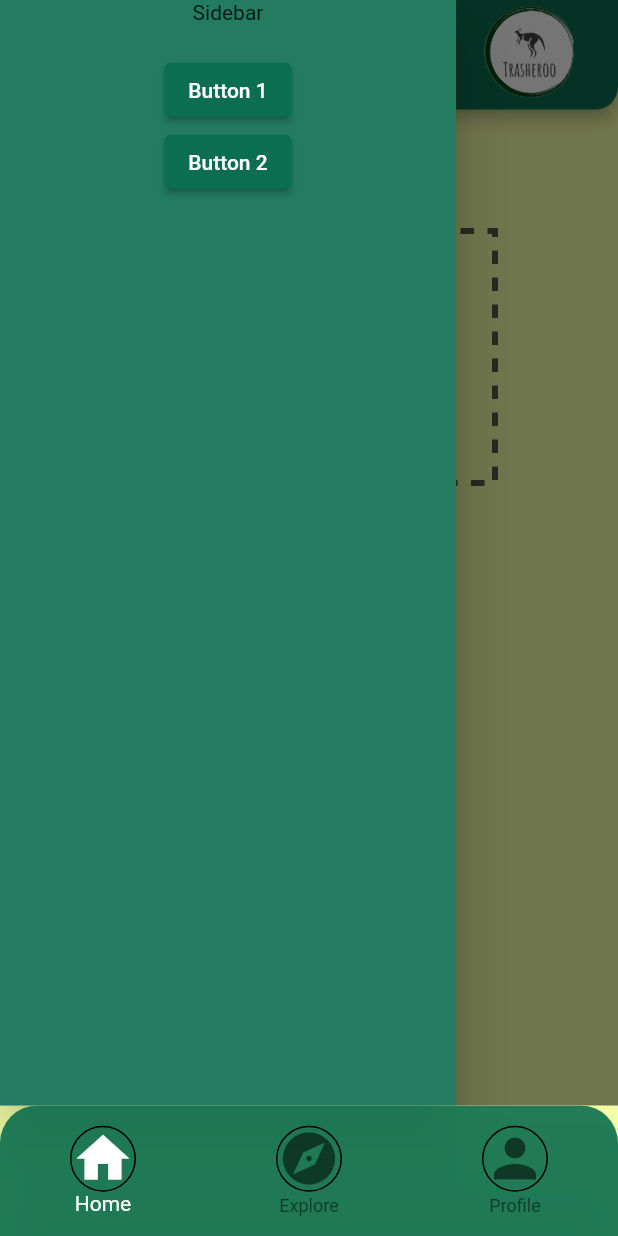
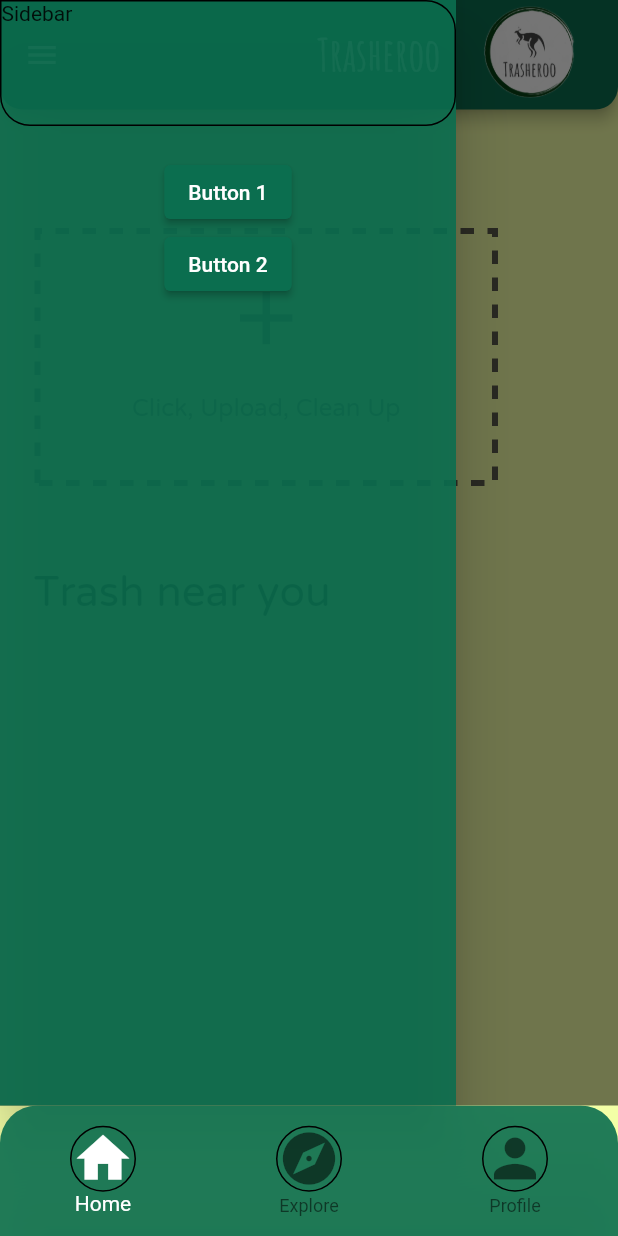
Before and after one commit to spellsharp/trasheroo, a Flutter app: the screen it shows after launch, with the side drawer open, on a phone screen of 412 x 824 dp. Run offline on Flutter 3.47's test engine with Material 2 defaults, Android fonts, the light colour scheme and no system bars; drawn by our look-alikes of dotted_border.

Commit message:
Side bar edited

```diff
--- a/lib/HomePage.dart
+++ b/lib/HomePage.dart
@@ -145,7 +145,12 @@ class _HomeState extends State<Home> {
         ),
         toolbarHeight: 73,
       ),
-      drawer: const Sidebar(),
+      drawer: Theme(
+        data: Theme.of(context).copyWith(
+          canvasColor: Colors.transparent,
+        ),
+        child: const Sidebar(),
+      ),
       body: Stack(children: [
         Column(
           children: [
--- a/lib/SideBar.dart
+++ b/lib/SideBar.dart
@@ -6,13 +6,26 @@ class Sidebar extends StatelessWidget {
   @override
   Widget build(BuildContext context) => Drawer(
         child: Container(
-          width: MediaQuery.of(context).size.width * 0.8,
+          // decoration: BoxDecoration(
+          //   borderRadius: BorderRadius.circular(20)
+          // ),
+          // width: MediaQuery.of(context).size.width * 0.8,
           color: Color.fromRGBO(11, 110, 79, 0.9),
           child: Column(
             // crossAxisAlignment: CrossAxisAlignment.center,
             // mainAxisAlignment: MainAxisAlignment.center,
             children: [
-              Text('Sidebar'),
+              Container(
+                height: 84.0,
+                width: 305,
+                decoration: BoxDecoration(
+                    border: Border.all(color: Colors.black),
+                    borderRadius: BorderRadius.only(
+                        topRight: Radius.circular(20),
+                        bottomLeft: Radius.circular(20),
+                        bottomRight: Radius.circular(20))),
+                child: Text('Sidebar'),
+              ),
               SizedBox(height: 20),
               ElevatedButton(
                 onPressed: () {
```
